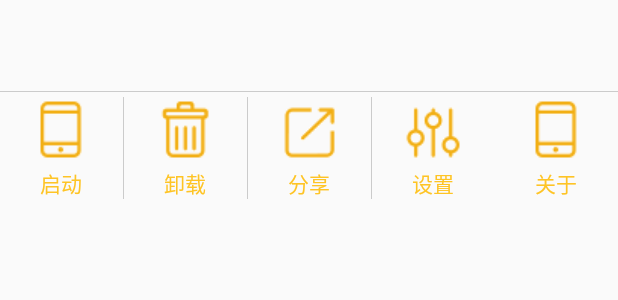
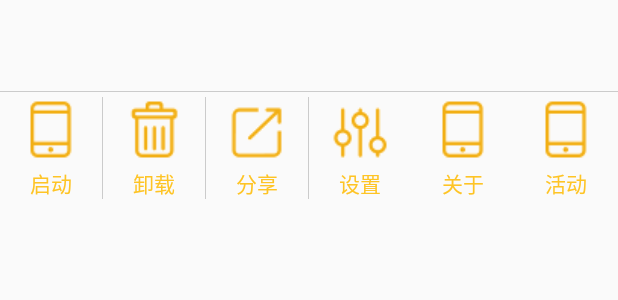
Before and after one commit to Hulovepi/MobileGuard, an Android app: the layout item_appmanager_list.xml on its own in the app's theme, with its tools: preview values and no code run, on a phone screen of 412 x 824 dp. Shown: the top 300 px of the screen. Run offline under Robolectric (Android 15) with nearby library versions, the phone set to English and light mode, and no system bars.

```diff
--- a/app/src/main/java/cn/edu/gdmec/android/mobileguard/m4appmanager/adaper/AppManagerAdapter.java
+++ b/app/src/main/java/cn/edu/gdmec/android/mobileguard/m4appmanager/adaper/AppManagerAdapter.java
@@ -116,6 +116,8 @@ public class AppManagerAdapter extends BaseAdapter{
                     .findViewById(R.id.tv_uninstall_app);
             viewHolder.mAboutAppTV = (TextView) view
                     .findViewById(R.id.tv_about_app);
+            viewHolder.mActivitiesAppTV = (TextView)view
+                    .findViewById(R.id.tv_activity_app);
             view.setTag(viewHolder);
         }
         if(appInfo != null){
@@ -137,6 +139,7 @@ public class AppManagerAdapter extends BaseAdapter{
         viewHolder.mShareAppTV.setOnClickListener(listener);
         viewHolder.mUninstallTV.setOnClickListener(listener);
         viewHolder.mAboutAppTV.setOnClickListener(listener);
+        viewHolder.mActivitiesAppTV.setOnClickListener(listener);
 
         return view;
     }
@@ -166,6 +169,8 @@ public class AppManagerAdapter extends BaseAdapter{
         TextView mSettingAppTV;
         /** 关于app */
         TextView mAboutAppTV;
+        /** 应用程序活动*/
+        TextView mActivitiesAppTV;
         /** app 图标 */
         ImageView mAppIconImgv;
         /** app位置 */
--- a/app/src/main/java/cn/edu/gdmec/android/mobileguard/m4appmanager/entity/AppInfo.java
+++ b/app/src/main/java/cn/edu/gdmec/android/mobileguard/m4appmanager/entity/AppInfo.java
@@ -25,6 +25,8 @@ public class AppInfo {
     public String certificateIssuer;
     /** 权限申请信息*/
     public String appPermissions;
+    /** 应用程序的活动*/
+    public String appActivities;
 
     /**是否是手机存储*/
      public boolean isInRoom;
--- a/app/src/main/java/cn/edu/gdmec/android/mobileguard/m4appmanager/utils/AppInfoParser.java
+++ b/app/src/main/java/cn/edu/gdmec/android/mobileguard/m4appmanager/utils/AppInfoParser.java
@@ -12,6 +12,7 @@ import java.security.cert.CertificateFactory;
 import java.security.cert.CertificateException;
 import java.text.SimpleDateFormat;
 import java.util.ArrayList;
+import java.util.Arrays;
 import java.util.List;
 import java.security.cert.X509Certificate;
 import cn.edu.gdmec.android.mobileguard.m4appmanager.entity.AppInfo;
@@ -141,6 +142,7 @@ public class AppInfoParser {
                 e.printStackTrace();
             }
 
+            appinfo.appActivities = Arrays.toString(packInfo.activities);
 
             //app权限申请信息
             try {
--- a/app/src/main/res/layout/item_appmanager_list.xml
+++ b/app/src/main/res/layout/item_appmanager_list.xml
@@ -79,6 +79,11 @@
             style="@style/tvyellow14sp"
             android:text="关于"
             android:drawableTop="@drawable/phoneicon_yellow_n"/>
+        <TextView
+            android:id="@+id/tv_activity_app"
+            style="@style/tvyellow14sp"
+            android:text="活动"
+            android:drawableTop="@drawable/phoneicon_yellow_n"/>
     </LinearLayout>
 
 </LinearLayout>
```
Also changed, not shown: app/src/main/java/cn/edu/gdmec/android/mobileguard/m4appmanager/utils/EngineUtils.java (+43 -21 lines).
